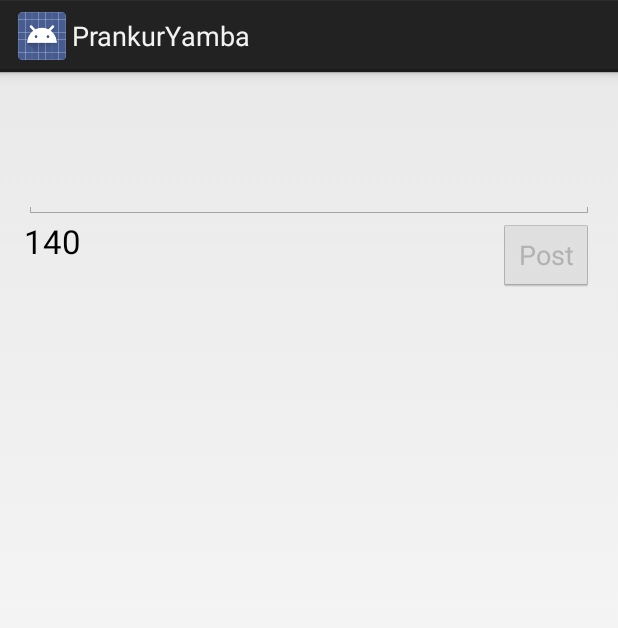
After one commit to da-x-ace/Android_Project_Yamba_Client, an Android app: the fragment StatusFragment shown on its own in the app's theme, on a phone screen of 412 x 824 dp. The commit adds this screen. Shown: the top 628 px of the screen. Run offline under Robolectric (Android 15) with nearby library versions, the phone set to English and light mode, and no system bars.

Commit message:
Introducing TAbs UI

```diff
--- /dev/null
+++ b/app/src/main/java/com/cisco/prankuryamba/StatusFragment.java
@@ -0,0 +1,106 @@
+package com.cisco.prankuryamba;
+
+
+
+import android.content.Intent;
+import android.content.SharedPreferences;
+import android.content.res.ColorStateList;
+import android.os.Bundle;
+import android.app.Fragment;
+import android.preference.PreferenceManager;
+import android.text.Editable;
+import android.text.TextWatcher;
+import android.util.Log;
+import android.view.LayoutInflater;
+import android.view.View;
+import android.view.ViewGroup;
+import android.widget.Button;
+import android.widget.EditText;
+import android.widget.TextView;
+
+
+/**
+ * A simple {@link Fragment} subclass.
+ *
+ */
+public class StatusFragment extends Fragment implements TextWatcher{
+
+    private static final String TAG = "prankgup.yamba." + StatusFragment.class.getSimpleName();
+    private TextView textViewNumLeft;
+    private Button buttonPostStatus;
+    private EditText editTextStatusMessage;
+    private boolean loggedIn;
+    private int NUM_CHARACTER_ALLOWED = 140;
+
+
+    public StatusFragment() {
+        // Required empty public constructor
+    }
+
+
+    @Override
+    public View onCreateView(LayoutInflater inflater, ViewGroup container,
+                             Bundle savedInstanceState) {
+        // Inflate the layout for this fragment
+        View layout = inflater.inflate(R.layout.fragment_status, container, false);
+        editTextStatusMessage = (EditText) layout.findViewById(R.id.editTextStatusMessage);
+        editTextStatusMessage.addTextChangedListener(this);
+        textViewNumLeft = (TextView) layout.findViewById(R.id.textViewNumLeft);
+        buttonPostStatus = (Button) layout.findViewById(R.id.buttonPostStatus);
+
+        buttonPostStatus.setOnClickListener(new View.OnClickListener() {
+            @Override
+            public void onClick(View v) {
+                String message = editTextStatusMessage.getText().toString();
+                Log.d(TAG, "okClick " + message);
+                Intent postIntent = new Intent(getActivity(), postMessageService.class);
+                postIntent.putExtra("message", message);
+                getActivity().startService(postIntent);
+            }
+        });
+
+
+        return layout;
+    }
+
+    @Override
+    public void onResume() {
+        super.onResume();
+        Log.d(TAG, "onResume");
+        SharedPreferences prefs = PreferenceManager.getDefaultSharedPreferences(getActivity());
+        String username = prefs.getString("username", null);
+        String password = prefs.getString("password", null);
+
+        loggedIn = (username != null && password != null);
+        buttonPostStatus.setEnabled(loggedIn);
+
+    }
+
+
+    @Override
+    public void beforeTextChanged(CharSequence s, int start, int count, int after) {
+
+    }
+
+    @Override
+    public void onTextChanged(CharSequence s, int start, int before, int count) {
+
+    }
+
+    @Override
+    public void afterTextChanged(Editable s) {
+        int num_left = NUM_CHARACTER_ALLOWED - s.length();
+        ColorStateList colorStateList = null;
+        //Log.d(TAG, "afterTextChanged " + s.length());
+        textViewNumLeft.setText(num_left+ "");
+        buttonPostStatus.setEnabled(loggedIn && num_left >= 0);
+        if (num_left <= 10){
+            textViewNumLeft.setTextColor(getResources().getColor(R.color.error));
+            if (num_left < 0) {
+                textViewNumLeft.setText(0+"");
+            }
+        } else {
+            textViewNumLeft.setTextColor(getResources().getColor(R.color.valid));
+        }
+    }
+}
--- a/app/src/main/java/com/cisco/prankuryamba/TimelineDetailsFragment.java
+++ b/app/src/main/java/com/cisco/prankuryamba/TimelineDetailsFragment.java
@@ -62,8 +62,7 @@ public class TimelineDetailsFragment extends Fragment {
 
         textViewMessage.setText(cursor.getString(cursor.getColumnIndex(MESSAGE)));
         Long time = cursor.getLong(cursor.getColumnIndex(TIME_CREATED));
-        CharSequence friendlyTime = DateUtils.getRelativeTimeSpanString(time,
-                                    System.currentTimeMillis(), 0);
+        CharSequence friendlyTime = DateUtils.getRelativeTimeSpanString(getActivity(), time);
         textViewTime.setText(friendlyTime);
     }
 }
--- /dev/null
+++ b/app/src/main/res/layout/fragment_status.xml
@@ -0,0 +1,44 @@
+
+<RelativeLayout xmlns:android="http://schemas.android.com/apk/res/android"
+xmlns:tools="http://schemas.android.com/tools"
+android:layout_width="match_parent"
+android:layout_height="match_parent"
+android:paddingLeft="@dimen/activity_horizontal_margin"
+android:paddingRight="@dimen/activity_horizontal_margin"
+android:paddingTop="@dimen/activity_vertical_margin"
+android:paddingBottom="@dimen/activity_vertical_margin"
+tools:context=".StatusFragment">
+
+<EditText
+    android:layout_width="wrap_content"
+    android:layout_height="wrap_content"
+    android:inputType="textMultiLine"
+    android:ems="10"
+    android:id="@+id/editTextStatusMessage"
+    android:layout_alignParentTop="true"
+    android:layout_alignParentLeft="true"
+    android:layout_alignParentStart="true"
+    android:layout_alignParentRight="true"
+    android:layout_alignParentEnd="true"
+    android:lines="3"/>
+
+<Button
+    android:layout_width="wrap_content"
+    android:layout_height="wrap_content"
+    android:text="@string/post"
+    android:id="@+id/buttonPostStatus"
+    android:layout_below="@+id/editTextStatusMessage"
+    android:layout_alignRight="@+id/editTextStatusMessage"
+    android:layout_alignEnd="@+id/editTextStatusMessage" />
+
+<TextView
+    android:layout_width="wrap_content"
+    android:layout_height="wrap_content"
+    android:textAppearance="?android:attr/textAppearanceLarge"
+    android:text="140"
+    android:id="@+id/textViewNumLeft"
+    android:layout_below="@+id/editTextStatusMessage"
+    android:layout_alignParentLeft="true"
+    android:layout_alignParentStart="true" />
+
+</RelativeLayout>
```
Also changed, not shown: app/src/main/java/com/cisco/prankuryamba/TabListener.java (added, +51 -0 lines), app/src/main/java/com/cisco/prankuryamba/TimelineActivity.java (+43 -3 lines).
